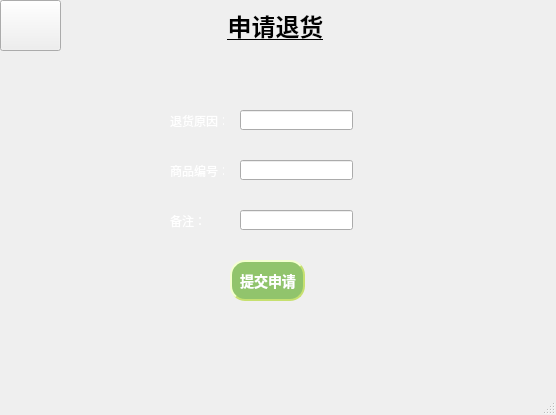
First picture: the form in mainwindow9.ui, repository code-aifarmer/Home-appliance-information-management-system-, before the edit.
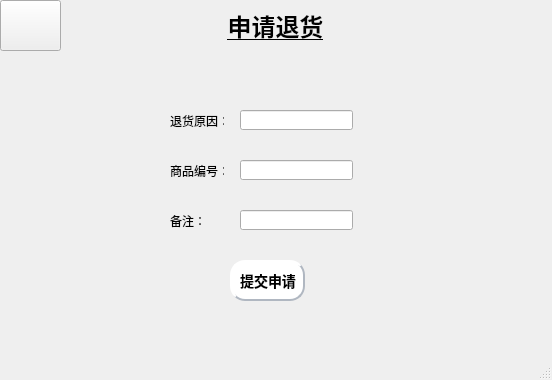
Second picture: the form after the edit. Icons and pictures are not drawn.

The edit to the form file:
```diff
--- a/mainwindow9.ui
+++ b/mainwindow9.ui
@@ -6,8 +6,8 @@
    <rect>
     <x>0</x>
     <y>0</y>
-    <width>556</width>
-    <height>415</height>
+    <width>552</width>
+    <height>380</height>
    </rect>
   </property>
   <property name="windowTitle">
@@ -101,7 +101,7 @@
      </rect>
     </property>
     <property name="styleSheet">
-     <string notr="true">color: rgb(255, 255, 255);</string>
+     <string notr="true"/>
     </property>
     <property name="text">
      <string>退货原因：</string>
@@ -117,7 +117,7 @@
      </rect>
     </property>
     <property name="styleSheet">
-     <string notr="true">color: rgb(255, 255, 255);</string>
+     <string notr="true"/>
     </property>
     <property name="text">
      <string>商品编号：</string>
@@ -143,7 +143,7 @@
      </rect>
     </property>
     <property name="styleSheet">
-     <string notr="true">color: rgb(255, 255, 255);</string>
+     <string notr="true"/>
     </property>
     <property name="text">
      <string>备注：</string>
@@ -175,15 +175,15 @@
 }
 
 QPushButton {
-background-color: #91c46c;
+background-color: #ffffff;
 color: #ffffff;
-color:white;
+color:black;
                     /* 文字颜色 */
-background-color: #91c46c;       /* 背景色 */
+background-color: #ffffff;       /* 背景色 */
 border-style: outset;            /* 边框风格 */
 border-width: 2px;               /* 边框宽度 */
 border-radius: 5px;              /* 边框圆角 */
-border-color: #c6e070;           /* 边框颜色 */
+border-color: #b0b7c1;           /* 边框颜色 */
 font: bold 14px;                 /* 字体 */
 min-width: 2em;                  /* 控件最小宽度 */
 min-height: 2px;                 /* 控件最小高度 */
```
Left out of the diff: 19 changed lines with no effect on the pictures.
